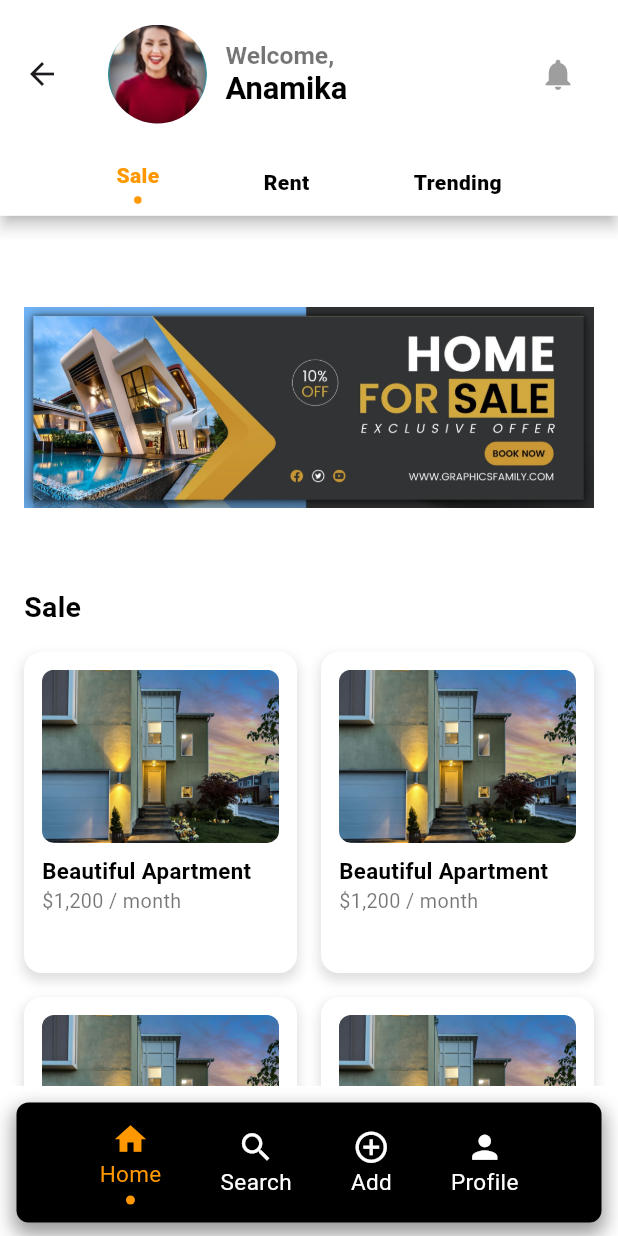
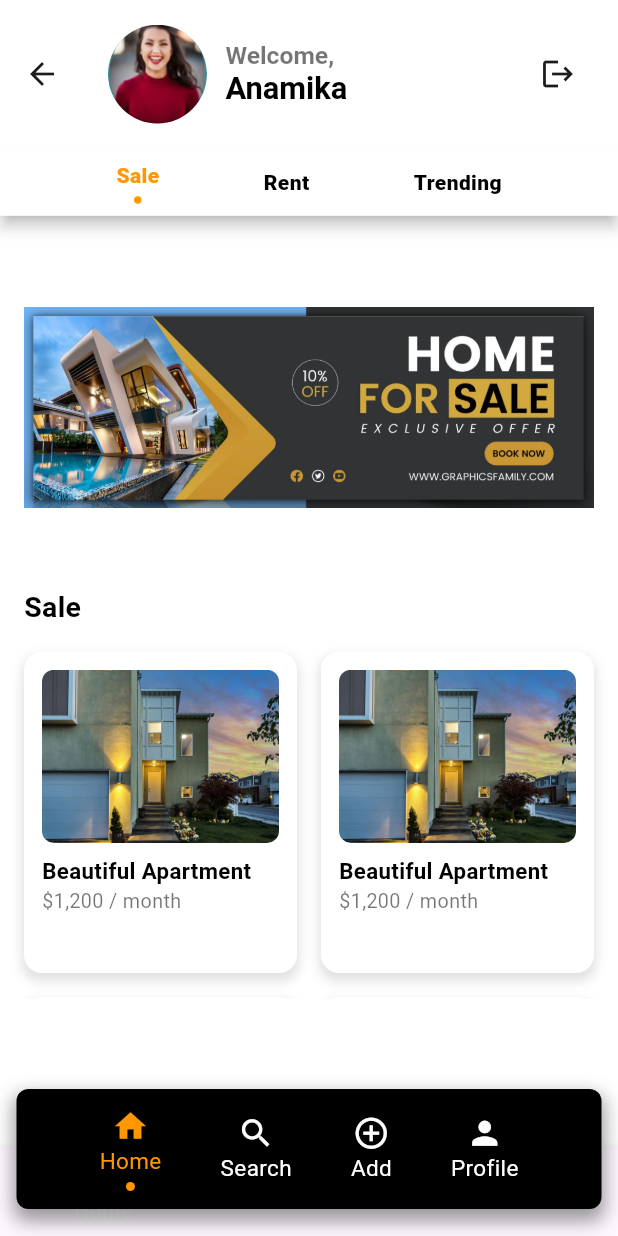
Before and after one commit to Aabrity/Open-Nest, a Flutter app: the DashboardView screen opened directly, on a phone screen of 412 x 824 dp. Run offline on Flutter 3.47's test engine with Material 3 defaults, Android fonts, the phone set to English and light mode, and no system bars; our stand-ins replace bloc, dartz, dio, equatable, flutter_bloc, get_it and 6 more; missing offline and left inert: mocktail; accounts and stored records are empty; Roboto replaces fonts that are missing (oswald bold, oswald regular); project files that could hold a hidden picture were left out.

Commit message:
dashboard maintanance

```diff
--- a/lib/features/home/presentation/view/dashboard_view.dart
+++ b/lib/features/home/presentation/view/dashboard_view.dart
@@ -1,27 +1,12 @@
-// import 'package:dio/dio.dart';
 import 'package:flutter/material.dart';
 import 'package:flutter_bloc/flutter_bloc.dart';
-// import 'package:get_it/get_it.dart';
 import 'package:open_nest/core/theme/app_theme.dart';
-import 'package:open_nest/features/home/presentation/view/bottom_view/account_view.dart';
-// import 'package:open_nest/features/home/presentation/view/bottom_view/account_view.dart';
-import 'package:open_nest/features/home/presentation/view/bottom_view/add_view.dart';
-import 'package:open_nest/features/home/presentation/view/bottom_view/home_view.dart';
-import 'package:open_nest/features/home/presentation/view/bottom_view/search_view.dart';
+import 'package:open_nest/core/common/snackbar/my_snackbar.dart';
 import 'package:open_nest/features/home/presentation/view_model/dashboard_cubit.dart';
 import 'package:open_nest/features/home/presentation/view_model/dashboard_state.dart';
-// import 'package:open_nest/features/profile/data/data_source/remote_data_source/profile_remote_data_source.dart';
-// import 'package:open_nest/features/profile/data/data_source/remote_data_source/profile_remote_data_source.dart';
-// import 'package:open_nest/features/profile/presentation/view_model/profile_state.dart';
-
-// import '../../../profile/presentation/view/profile_view.dart.dart';
-// import '../../../profile/presentation/view_model/profile_bloc.dart';
-
 
 class DashboardView extends StatelessWidget {
   const DashboardView({super.key});
-
-
 
   @override
   Widget build(BuildContext context) {
@@ -36,6 +21,8 @@ class DashboardView extends StatelessWidget {
         ? screenHeight * 0.03
         : screenHeight * 0.06;
 
+    return BlocBuilder<DashboardCubit, DashboardState>(
+      builder: (context, state) {
         return Scaffold(
           backgroundColor: AppTheme.backgroundColor,
           appBar: AppBar(
@@ -71,34 +58,42 @@ class DashboardView extends StatelessWidget {
                 ),
                 const Spacer(),
                 IconButton(
-              icon: Icon(
-                Icons.notifications,
-                color: AppTheme.notificationIconColor,
-                size: iconSize,
-              ),
-              onPressed: () {},
+                  icon: const Icon(Icons.logout),
+                  onPressed: () {
+                    showMySnackBar(
+                      context: context,
+                      message: 'Logging out...',
+                      color: Colors.red,
+                    );
+                    context.read<DashboardCubit>().logout(context);
+                  },
                 ),
               ],
             ),
           ),
-      body: SafeArea(
-        child: BlocBuilder<DashboardCubit, DashboardState>(
-          builder: (context, state) {
-            return IndexedStack(
-              index: state.selectedNavIndex,
-              children: [
-                const HomeScreen(),
-                const SearchView(),
-                const AddView(),
-                const ProfileView(),
-
+          body: state.views[state.selectedIndex],
+          bottomNavigationBar: BottomNavigationBar(
+            items: const [
+              BottomNavigationBarItem(icon: Icon(Icons.home), label: 'Home'),
+              BottomNavigationBarItem(icon: Icon(Icons.search), label: 'Search'),
+              BottomNavigationBarItem(icon: Icon(Icons.add_circle_outline), label: 'Add'),
+              BottomNavigationBarItem(icon: Icon(Icons.account_circle), label: 'Profile'),
             ],
+            currentIndex: state.selectedIndex,
+            selectedItemColor: Colors.white,
+            onTap: (index) {
+              context.read<DashboardCubit>().onTabTapped(index);
+            },
+          ),
+          floatingActionButtonLocation: FloatingActionButtonLocation.centerDocked,
+          floatingActionButton: _buildFloatingNavBar(context),
         );
       },
-        ),
-      ),
-      floatingActionButtonLocation: FloatingActionButtonLocation.centerDocked,
-      floatingActionButton: Container(
+    );
+  }
+
+  Widget _buildFloatingNavBar(BuildContext context) {
+    return Container(
       margin: const EdgeInsets.symmetric(horizontal: 11.0, vertical: 9.0),
       padding: const EdgeInsets.all(0),
       decoration: BoxDecoration(
@@ -126,16 +121,15 @@ class DashboardView extends StatelessWidget {
           ],
         ),
       ),
-      ),
     );
   }
 
   Widget _buildNavItem(BuildContext context, IconData icon, String label, int index) {
+    final isSelected = context.watch<DashboardCubit>().state.selectedIndex == index;
+
     return GestureDetector(
       onTap: () {
-        context.read<DashboardCubit>().selectNavIndex(index);
-         if (index == 3) {
-          context.read<DashboardCubit>().navigateToProfile();}
+        context.read<DashboardCubit>().onTabTapped(index);
       },
       child: Column(
         mainAxisSize: MainAxisSize.min,
@@ -143,20 +137,16 @@ class DashboardView extends StatelessWidget {
           Icon(
             icon,
             size: 25,
-            color: context.watch<DashboardCubit>().state.selectedNavIndex == index
-                ? AppTheme.primaryColor
-                : AppTheme.appBarBackgroundColor,
+            color: isSelected ? AppTheme.primaryColor : AppTheme.appBarBackgroundColor,
           ),
           Text(
             label,
             style: TextStyle(
               fontSize: 15,
-              color: context.watch<DashboardCubit>().state.selectedNavIndex == index
-                  ? AppTheme.primaryColor
-                  : AppTheme.appBarBackgroundColor,
+              color: isSelected ? AppTheme.primaryColor : AppTheme.appBarBackgroundColor,
             ),
           ),
-          if (context.watch<DashboardCubit>().state.selectedNavIndex == index)
+          if (isSelected)
             Container(
               margin: const EdgeInsets.only(top: 4),
               width: 6,
--- a/lib/features/home/presentation/view_model/dashboard_state.dart
+++ b/lib/features/home/presentation/view_model/dashboard_state.dart
@@ -1,13 +1,53 @@
-class DashboardState {
-  final int selectedNavIndex;
-  final bool navigateToProfile; // Add this for navigation
+import 'package:equatable/equatable.dart';
+import 'package:flutter/material.dart';
+import 'package:flutter_bloc/flutter_bloc.dart';
+import 'package:open_nest/app/di/di.dart';
 
-  DashboardState({required this.selectedNavIndex, this.navigateToProfile = false});
+import 'package:open_nest/features/home/presentation/view/bottom_view/home_view.dart';
+import 'package:open_nest/features/home/presentation/view_model/home/home_bloc.dart';
 
-  DashboardState copyWith({int? selectedNavIndex, bool? navigateToProfile}) {
+
+class DashboardState extends Equatable {
+   final int selectedIndex;
+  final List<Widget> views;
+
+
+ const  DashboardState({required this.selectedIndex, required this.views});
+
+// Initial state
+  static DashboardState initial() {
     return DashboardState(
-      selectedNavIndex: selectedNavIndex ?? this.selectedNavIndex,
-      navigateToProfile: navigateToProfile ?? this.navigateToProfile,
+      selectedIndex: 0,
+      views: [
+         BlocProvider(
+          create: (context) => getIt<HomeBloc>(),
+          child: HomeScreen(),
+        ),
+        const Center(
+          child: Text('Search'),
+        ),
+         const Center(
+          child: Text('Add'),
+        ),
+         const Center(
+          child: Text('Profile')
+        ),
+
+      ],
     );
   }
+
+
+  DashboardState copyWith({int? selectedIndex,
+    List<Widget>? views,
+  }) {
+    return DashboardState(
+      selectedIndex: selectedIndex ?? this.selectedIndex,
+      views: views ?? this.views,
+    );
+  }
+
+  @override
+  // TODO: implement props
+  List<Object?> get props =>  [selectedIndex, views];
 }
```
Also changed, not shown: lib/features/home/presentation/view_model/dashboard_cubit.dart (+25 -5 lines), pubspec.lock, 125 other files. Lines whose indentation alone changed are shown as unchanged.
